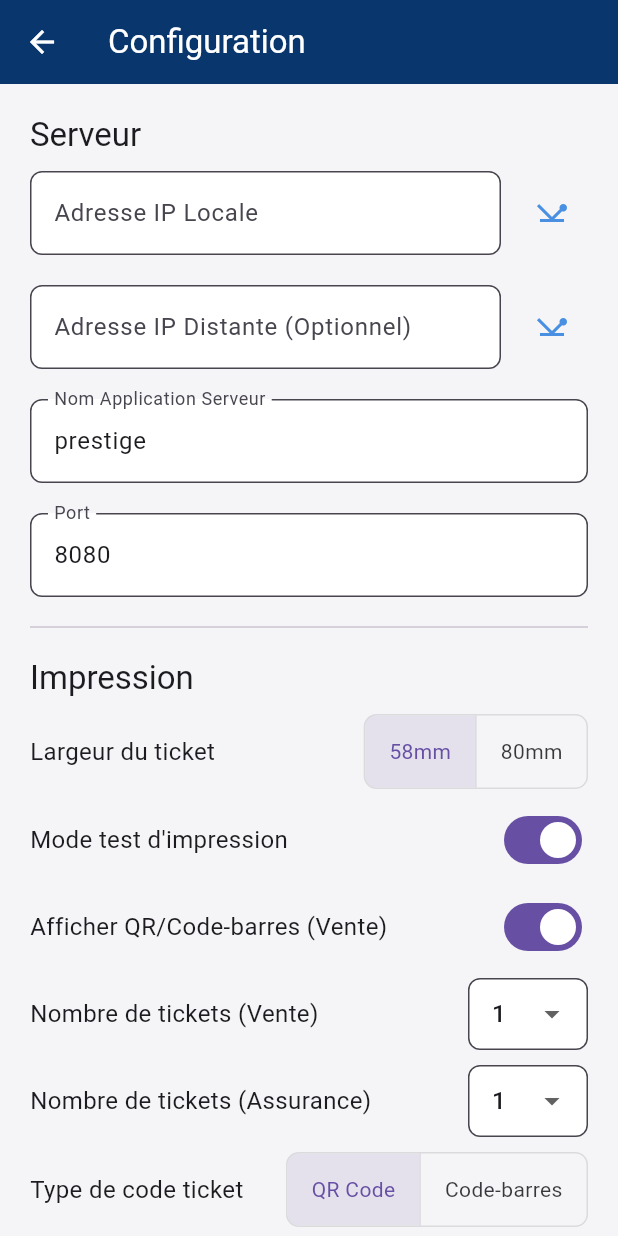
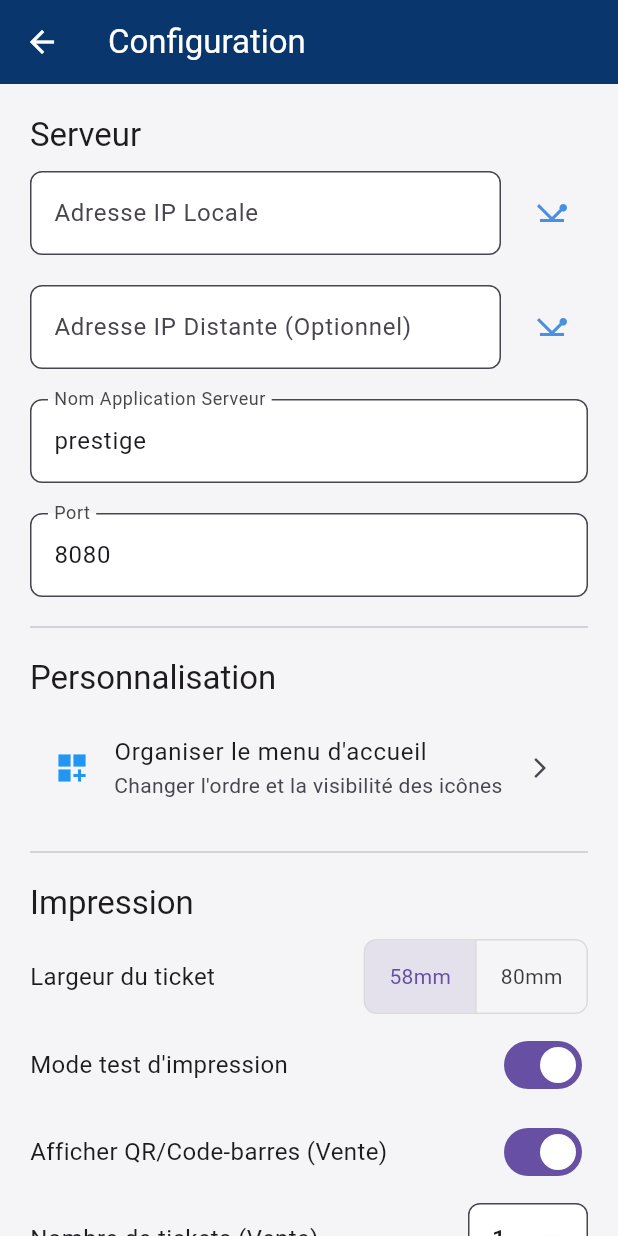
Before and after one commit to airm5500/prestige_vente_app, a Flutter app: the HomeScreen screen opened directly, after a tap on the "settings" icon, on a phone screen of 412 x 824 dp. Run offline on Flutter 3.47's test engine with Material 3 defaults, Android fonts, the phone set to English and light mode, and no system bars; our stand-ins replace barcode_widget, cookie_jar, dio, dio_cookie_manager, fl_chart, qr_flutter and 1 more; missing offline and left inert: sunmi_printer_plus; accounts and stored records are empty; network calls fail.

Commit message:
maj ajustement affichage tablette et organisateur de menu

```diff
--- a/lib/providers/settings_provider.dart
+++ b/lib/providers/settings_provider.dart
@@ -1,5 +1,5 @@
 // lib/providers/settings_provider.dart
-// 05/11/2025 00:30 (Corrigé)
+// 13/11/2025 10:00 (Complet : Assurance + Menu Organizer)
 import 'package:flutter/material.dart';
 import 'package:shared_preferences/shared_preferences.dart';
 import 'package:dio/dio.dart';
@@ -20,13 +20,16 @@ class SettingsProvider with ChangeNotifier {
   static const String _canEditBlControlKey = 'can_edit_bl_control';
   static const String _enabledPaymentMethodIdsKey = 'enabled_payment_method_ids';
   static const String _numberOfTicketsKey = 'number_of_tickets';
-  static const String _ticketCodeTypeKey = 'ticket_code_type'; // 'QR_CODE' ou 'BARCODE'
+  static const String _ticketCodeTypeKey = 'ticket_code_type';
 
   // MODIFICATION (Point 7)
   static const String _numberOfTicketsAssuranceKey = 'number_of_tickets_assurance';
   // MODIFICATION (Point 4 & 5)
   static const String _maxTiersPayantsKey = 'max_tiers_payants';
 
+  // NOUVEAU : Clés pour le Menu
+  static const String _menuOrderKey = 'menuOrder';
+  static const String _hiddenMenuIdsKey = 'hiddenMenuIds';
 
   String _localIp = '';
   String _remoteIp = '';
@@ -49,7 +52,11 @@ class SettingsProvider with ChangeNotifier {
   // MODIFICATION (Point 4 & 5)
   int _maxTiersPayants = 2;
 
+  // NOUVEAU : Listes pour le Menu
+  List<String> _menuOrder = [];
+  List<String> _hiddenMenuIds = [];
 
+  // Getters
   String get localIp => _localIp;
   String get remoteIp => _remoteIp;
   String get appName => _appName;
@@ -66,11 +73,13 @@ class SettingsProvider with ChangeNotifier {
   int get numberOfTickets => _numberOfTickets;
   String get ticketCodeType => _ticketCodeType;
 
-  // MODIFICATION (Point 7)
+  // Assurance & Tiers Payant
   int get numberOfTicketsAssurance => _numberOfTicketsAssurance;
-  // MODIFICATION (Point 4 & 5)
   int get maxTiersPayants => _maxTiersPayants;
 
+  // Menu Organizer
+  List<String> get menuOrder => _menuOrder;
+  List<String> get hiddenMenuIds => _hiddenMenuIds;
 
   String get baseUrl {
     final ip = _isRemote ? _remoteIp : _localIp;
@@ -102,6 +111,10 @@ class SettingsProvider with ChangeNotifier {
     _numberOfTicketsAssurance = prefs.getInt(_numberOfTicketsAssuranceKey) ?? 1;
     // MODIFICATION (Point 4 & 5)
     _maxTiersPayants = prefs.getInt(_maxTiersPayantsKey) ?? 2;
+
+    // NOUVEAU : Chargement Menu
+    _menuOrder = prefs.getStringList(_menuOrderKey) ?? [];
+    _hiddenMenuIds = prefs.getStringList(_hiddenMenuIdsKey) ?? [];
 
     notifyListeners();
   }
@@ -184,6 +197,26 @@ class SettingsProvider with ChangeNotifier {
     notifyListeners();
   }
 
+  // NOUVEAU : Sauvegarde Menu
+  Future<void> saveMenuConfig(List<String> newOrder, List<String> newHiddenIds) async {
+    _menuOrder = newOrder;
+    _hiddenMenuIds = newHiddenIds;
+    final prefs = await SharedPreferences.getInstance();
+    await prefs.setStringList(_menuOrderKey, newOrder);
+    await prefs.setStringList(_hiddenMenuIdsKey, newHiddenIds);
+    notifyListeners();
+  }
+
+  // NOUVEAU : Reset Menu
+  Future<void> resetMenuConfig() async {
+    _menuOrder = [];
+    _hiddenMenuIds = [];
+    final prefs = await SharedPreferences.getInstance();
+    await prefs.remove(_menuOrderKey);
+    await prefs.remove(_hiddenMenuIdsKey);
+    notifyListeners();
+  }
+
   Future<String> getSavedPassword() async {
     final prefs = await SharedPreferences.getInstance();
     return prefs.getString(_savedPasswordKey) ?? '';
--- a/lib/screens/auth/settings_screen.dart
+++ b/lib/screens/auth/settings_screen.dart
@@ -1,5 +1,5 @@
 // lib/screens/auth/settings_screen.dart
-// 05/11/2025 00:30 (Corrigé)
+// 13/11/2025 10:00 (Complet : Assurance + Menu Organizer)
 import 'package:flutter/material.dart';
 import 'package:prestige_vente_app/providers/sale_provider.dart';
 import 'package:provider/provider.dart';
@@ -8,7 +8,7 @@ import 'package:prestige_vente_app/screens/auth/login_screen.dart';
 import 'package:prestige_vente_app/utils/constants.dart';
 import 'package:prestige_vente_app/screens/auth/qr_code_preview_screen.dart';
 import 'package:prestige_vente_app/api/models/payment_method_qr.dart';
-
+import 'package:prestige_vente_app/screens/home/menu_organizer_screen.dart'; // NOUVEAU Import
 
 class SettingsScreen extends StatefulWidget {
   const SettingsScreen({super.key});
@@ -48,7 +48,6 @@ class _SettingsScreenState extends State<SettingsScreen> {
       setState(() => _isLoadingPaymentMethods = false);
     }
   }
-
 
   @override
   void dispose() {
@@ -157,6 +156,23 @@ class _SettingsScreenState extends State<SettingsScreen> {
 
                       const Divider(height: 40),
 
+                      // SECTION PERSONNALISATION (NOUVEAU)
+                      Text('Personnalisation', style: Theme.of(context).textTheme.titleLarge),
+                      const SizedBox(height: 10),
+                      ListTile(
+                        leading: const Icon(Icons.dashboard_customize, color: Colors.blue),
+                        title: const Text("Organiser le menu d'accueil"),
+                        subtitle: const Text("Changer l'ordre et la visibilité des icônes"),
+                        trailing: const Icon(Icons.arrow_forward_ios, size: 16),
+                        onTap: () {
+                          Navigator.of(context).push(
+                            MaterialPageRoute(builder: (context) => const MenuOrganizerScreen()),
+                          );
+                        },
+                      ),
+                      const Divider(height: 40),
+
+
                       Text('Impression', style: Theme.of(context).textTheme.titleLarge),
                       const SizedBox(height: 10),
                       Row( mainAxisAlignment: MainAxisAlignment.spaceBetween, children: [ const Text("Largeur du ticket", style: TextStyle(fontSize: 16)), ToggleButtons( isSelected: [ settings.paperWidth == 58, settings.paperWidth == 80 ], onPressed: (index) { settings.setPaperWidth(index == 0 ? 58 : 80); }, borderRadius: BorderRadius.circular(8), children: const [ Padding(padding: EdgeInsets.symmetric(horizontal: 16), child: Text('58mm')), Padding(padding: EdgeInsets.symmetric(horizontal: 16), child: Text('80mm')) ], ), ], ),
--- a/lib/screens/home/home_screen.dart
+++ b/lib/screens/home/home_screen.dart
@@ -1,11 +1,12 @@
 // lib/screens/home/home_screen.dart
-// 12/11/2025 20:30 (Version Finale : Zero Scroll - Flex Layout)
+// 14/11/2025 09:00 (Fix: Ergonomie Clavier - ResizeToAvoidBottomInset: false)
 import 'package:flutter/material.dart';
 import 'package:intl/intl.dart';
 import 'package:provider/provider.dart';
 import 'package:prestige_vente_app/providers/auth_provider.dart';
 import 'package:prestige_vente_app/providers/bl_control_provider.dart';
 import 'package:prestige_vente_app/providers/sale_provider.dart';
+import 'package:prestige_vente_app/providers/settings_provider.dart';
 import 'package:prestige_vente_app/utils/constants.dart';
 
 // Écrans
@@ -26,11 +27,12 @@ import 'package:prestige_vente_app/screens/product_update/emplacement_update_scr
 import 'package:prestige_vente_app/screens/stock_report/stock_report_screen.dart';
 
 class MenuItem {
+  final String id;
   final String label;
   final IconData icon;
   final Color color;
   final VoidCallback onTap;
-  MenuItem({required this.label, required this.icon, required this.color, required this.onTap});
+  MenuItem({required this.id, required this.label, required this.icon, required this.color, required this.onTap});
 }
 
 class HomeScreen extends StatefulWidget {
@@ -43,7 +45,7 @@ class HomeScreen extends StatefulWidget {
 class _HomeScreenState extends State<HomeScreen> {
   final PageController _pageController = PageController();
   int _currentPage = 0;
-  List<MenuItem> _allMenuItems = [];
+  List<MenuItem> _displayMenuItems = [];
 
   late SaleProvider _saleProvider;
   late BlControlProvider _blProvider;
@@ -53,7 +55,12 @@ class _HomeScreenState extends State<HomeScreen> {
     super.initState();
     _saleProvider = Provider.of<SaleProvider>(context, listen: false);
     _blProvider = Provider.of<BlControlProvider>(context, listen: false);
-    _initMenuItems();
+  }
+
+  @override
+  void didChangeDependencies() {
+    super.didChangeDependencies();
+    _buildDynamicMenu();
   }
 
   @override
@@ -66,22 +73,58 @@ class _HomeScreenState extends State<HomeScreen> {
     Navigator.of(context).push(MaterialPageRoute(builder: (_) => screen));
   }
 
-  void _initMenuItems() {
-    _allMenuItems = [
-      MenuItem(label: 'Pre/Vente', icon: Icons.point_of_sale, color: Colors.blue.shade700, onTap: () => navigate(const PreVenteScreen())),
-      MenuItem(label: 'Pre/Vente Assurance', icon: Icons.health_and_safety, color: Colors.red.shade700, onTap: () => navigate(const AssuranceSaleScreen())),
-      MenuItem(label: 'Vente Carnet', icon: Icons.book, color: Colors.green.shade800, onTap: () => navigate(const CarnetSaleScreen())),
-      MenuItem(label: 'Gestion Caisse', icon: Icons.calculate, color: Colors.lime.shade700, onTap: () => navigate(const CaisseScreen())),
-      MenuItem(label: 'Gestion Périmés', icon: Icons.dangerous, color: Colors.deepOrange.shade600, onTap: () => navigate(const PerimeMainScreen())),
-      MenuItem(label: 'Évaluation Vente', icon: Icons.bar_chart, color: Colors.green.shade700, onTap: () => navigate(const ProductEvaluationScreen())),
-      MenuItem(label: 'Recherche Article', icon: Icons.search, color: Colors.orange.shade700, onTap: () => navigate(const ProductSearchScreen())),
-      MenuItem(label: 'Mise à jour Péremption', icon: Icons.date_range, color: Colors.purple.shade700, onTap: () => navigate(const ExpirationUpdateScreen())),
-      MenuItem(label: 'Contrôle Livraison', icon: Icons.inventory_2, color: Colors.teal.shade700, onTap: () => navigate(const DeliveryListScreen())),
-      MenuItem(label: 'Pointage BL Stock', icon: Icons.checklist, color: Colors.cyan.shade700, onTap: () => navigate(const BlListScreen())),
-      MenuItem(label: 'Mise à jour EAN', icon: Icons.qr_code_scanner, color: Colors.indigo.shade400, onTap: () => navigate(const EanUpdateScreen())),
-      MenuItem(label: 'Mise à jour Emplacement', icon: Icons.location_on, color: Colors.brown.shade400, onTap: () => navigate(const EmplacementUpdateScreen())),
-      MenuItem(label: 'État de Stock', icon: Icons.inventory, color: Colors.blueGrey.shade600, onTap: () => navigate(const StockReportScreen())),
-    ];
+  void _buildDynamicMenu() {
+    final Map<String, MenuItem> allAvailableMenus = {
+      'prevente': MenuItem(id: 'prevente', label: 'Pre/Vente', icon: Icons.point_of_sale, color: Colors.blue.shade700, onTap: () => navigate(const PreVenteScreen())),
+      'assurance': MenuItem(id: 'assurance', label: 'Pre/Vente Assurance', icon: Icons.health_and_safety, color: Colors.red.shade700, onTap: () => navigate(const AssuranceSaleScreen())),
+      'carnet': MenuItem(id: 'carnet', label: 'Vente Carnet', icon: Icons.book, color: Colors.green.shade800, onTap: () => navigate(const CarnetSaleScreen())),
+      'caisse': MenuItem(id: 'caisse', label: 'Gestion Caisse', icon: Icons.calculate, color: Colors.lime.shade700, onTap: () => navigate(const CaisseScreen())),
+      'perimes': MenuItem(id: 'perimes', label: 'Gestion Périmés', icon: Icons.dangerous, color: Colors.deepOrange.shade600, onTap: () => navigate(const PerimeMainScreen())),
+      'evaluation': MenuItem(id: 'evaluation', label: 'Évaluation Vente', icon: Icons.bar_chart, color: Colors.green.shade700, onTap: () => navigate(const ProductEvaluationScreen())),
+      'search': MenuItem(id: 'search', label: 'Recherche Article', icon: Icons.search, color: Colors.orange.shade700, onTap: () => navigate(const ProductSearchScreen())),
+      'update_perim': MenuItem(id: 'update_perim', label: 'Mise à jour Péremption', icon: Icons.date_range, color: Colors.purple.shade700, onTap: () => navigate(const ExpirationUpdateScreen())),
+      'delivery': MenuItem(id: 'delivery', label: 'Contrôle Livraison', icon: Icons.inventory_2, color: Colors.teal.shade700, onTap: () => navigate(const DeliveryListScreen())),
+      'bl_control': MenuItem(id: 'bl_control', label: 'Pointage BL Stock', icon: Icons.checklist, color: Colors.cyan.shade700, onTap: () => navigate(const BlListScreen())),
+      'update_ean': MenuItem(id: 'update_ean', label: 'Mise à jour EAN', icon: Icons.qr_code_scanner, color: Colors.indigo.shade400, onTap: () => navigate(const EanUpdateScreen())),
+      'update_emplacement': MenuItem(id: 'update_emplacement', label: 'Mise à jour Emplacement', icon: Icons.location_on, color: Colors.brown.shade400, onTap: () => navigate(const EmplacementUpdateScreen())),
+      'stock': MenuItem(id: 'stock', label: 'État de Stock', icon: Icons.inventory, color: Colors.blueGrey.shade600, onTap: () => navigate(const StockReportScreen())),
+    };
+
+    final settings = Provider.of<SettingsProvider>(context);
+    List<String> order = settings.menuOrder;
+    List<String> hidden = settings.hiddenMenuIds;
+
+    List<MenuItem> newList = [];
+
+    for (String id in order) {
+      if (allAvailableMenus.containsKey(id) && !hidden.contains(id)) {
+        newList.add(allAvailableMenus[id]!);
+        allAvailableMenus.remove(id);
+      }
+    }
+
+    allAvailableMenus.forEach((id, item) {
+      if (!hidden.contains(id)) {
+        newList.add(item);
+      }
+    });
+
+    // Évite le redessin inutile
+    bool changed = false;
+    if (_displayMenuItems.length != newList.length) {
+      changed = true;
+    } else {
+      for (int i = 0; i < newList.length; i++) {
+        if (_displayMenuItems[i].id != newList[i].id) {
+          changed = true;
+          break;
+        }
+      }
+    }
+
+    if (changed) {
+      _displayMenuItems = newList;
+    }
   }
 
   Future<void> _showInfoPopup() async {
@@ -145,21 +188,21 @@ class _HomeScreenState extends State<HomeScreen> {
     final size = MediaQuery.of(context).size;
     final bool isTablet = size.width > 600;
 
-    // --- CONFIGURATION GRILLE ---
-    // Tablette : 4 colonnes x 3 lignes = 12 items (Standard pour 10")
-    // Mobile : 2 colonnes x 3 lignes = 6 items
+    // CONFIGURATION FIXE
     final int cols = isTablet ? 4 : 2;
     final int rows = 3;
     final int itemsPerPage = cols * rows;
 
-    // Découpage en pages
     List<List<MenuItem>> pages = [];
-    for (var i = 0; i < _allMenuItems.length; i += itemsPerPage) {
-      pages.add(_allMenuItems.sublist(
-          i, i + itemsPerPage > _allMenuItems.length ? _allMenuItems.length : i + itemsPerPage));
+    for (var i = 0; i < _displayMenuItems.length; i += itemsPerPage) {
+      pages.add(_displayMenuItems.sublist(
+          i, i + itemsPerPage > _displayMenuItems.length ? _displayMenuItems.length : i + itemsPerPage));
     }
+    if (pages.isEmpty) pages.add([]);
 
     return Scaffold(
+      // CORRECTION MAJEURE : On empêche le redimensionnement lors de l'ouverture/fermeture du clavier
+      resizeToAvoidBottomInset: false,
       appBar: AppBar(
         title: const Text('Prestige Mobile'),
         actions: [
@@ -177,15 +220,13 @@ class _HomeScreenState extends State<HomeScreen> {
       ),
       body: SafeArea(
         child: Padding(
-          padding: const EdgeInsets.all(16.0),
+          padding: const EdgeInsets.all(12.0),
           child: Column(
             crossAxisAlignment: CrossAxisAlignment.stretch,
             children: [
-              // HEADER (FIXE)
               _buildWelcomeCard(),
-              const SizedBox(height: 16),
+              const SizedBox(height: 12),
 
-              // ZONE DES MENUS (FLEXIBLE)
               Expanded(
                 child: PageView.builder(
                   controller: _pageController,
@@ -194,24 +235,24 @@ class _HomeScreenState extends State<HomeScreen> {
                   itemBuilder: (context, pageIndex) {
                     final pageItems = pages[pageIndex];
 
-                    // Construction de la grille "Flexible" (Column > Rows > Expanded)
-                    // Cela garantit qu'il n'y a JAMAIS de scroll
+                    if (pageItems.isEmpty) return const Center(child: Text("Aucun menu disponible"));
+
                     return Column(
                       children: List.generate(rows, (rowIndex) {
-                        return Expanded( // Chaque ligne prend 1/3 de la hauteur dispo
+                        return Expanded(
                           child: Row(
                             children: List.generate(cols, (colIndex) {
                               final itemIndex = rowIndex * cols + colIndex;
 
                               if (itemIndex < pageItems.length) {
-                                return Expanded( // Chaque item prend 1/4 de la largeur
+                                return Expanded(
                                   child: Padding(
-                                    padding: const EdgeInsets.all(8.0),
+                                    padding: const EdgeInsets.all(6.0),
                                     child: _buildMenuCard(pageItems[itemIndex], isTablet),
                                   ),
                                 );
                               } else {
-                                return const Expanded(child: SizedBox()); // Espace vide
+                                return const Expanded(child: SizedBox());
                               }
                             }),
                           ),
@@ -222,7 +263,6 @@ class _HomeScreenState extends State<HomeScreen> {
                 ),
               ),
 
-              // INDICATEUR DE PAGE (FIXE)
               if (pages.length > 1)
                 _buildPageIndicator(pages.length),
             ],
@@ -273,9 +313,10 @@ class _HomeScreenState extends State<HomeScreen> {
   }
 
   Widget _buildMenuCard(MenuItem item, bool isTablet) {
-    // Tailles dynamiques
-    final double iconSize = isTablet ? 42 : 48;
-    final double fontSize = isTablet ? 13 : 15;
+    // Tailles originales
+    final double iconSize = 48;
+    final double fontSize = 15;
+    final double containerPadding = 12;
 
     return Card(
       elevation: 4,
@@ -283,11 +324,13 @@ class _HomeScreenState extends State<HomeScreen> {
       child: InkWell(
         onTap: item.onTap,
         borderRadius: BorderRadius.circular(12),
+        child: Padding(
+          padding: const EdgeInsets.symmetric(horizontal: 4.0, vertical: 4.0),
           child: Column(
             mainAxisAlignment: MainAxisAlignment.center,
             children: [
               Container(
-              padding: const EdgeInsets.all(12),
+                padding: EdgeInsets.all(containerPadding),
                 decoration: BoxDecoration(
                   color: item.color.withOpacity(0.1),
                   shape: BoxShape.circle,
@@ -295,8 +338,7 @@ class _HomeScreenState extends State<HomeScreen> {
                 child: Icon(item.icon, size: iconSize, color: item.color),
               ),
               const SizedBox(height: 10),
-            Padding(
-              padding: const EdgeInsets.symmetric(horizontal: 4.0),
+              Flexible(
                 child: Text(
                   item.label,
                   textAlign: TextAlign.center,
@@ -312,12 +354,13 @@ class _HomeScreenState extends State<HomeScreen> {
             ],
           ),
         ),
+      ),
     );
   }
 
   Widget _buildPageIndicator(int pageCount) {
     return Container(
-      height: 30, // Hauteur fixe pour éviter le saut
+      height: 30,
       alignment: Alignment.center,
       child: Row(
         mainAxisAlignment: MainAxisAlignment.center,
```
Also changed, not shown: lib/screens/home/menu_organizer_screen.dart (added, +168 -0 lines), 1 other file. Lines whose indentation alone changed are shown as unchanged.
